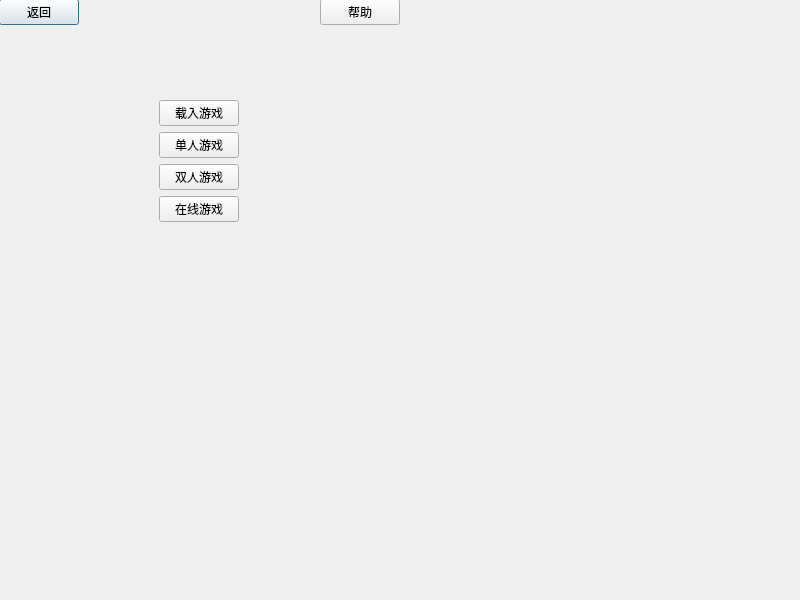
The window that startdialog.ui (shendl1978/testQGraphicsView1) describes before a commit, drawn with Qt 5.
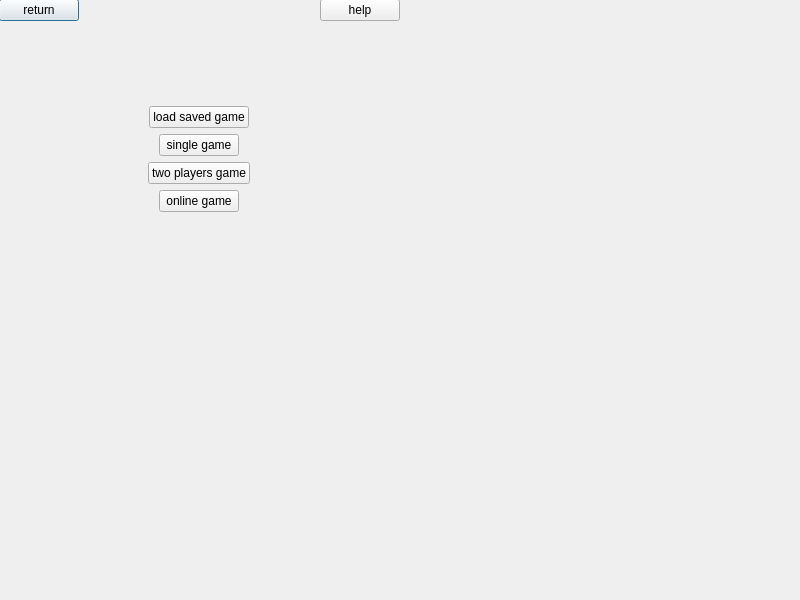
The same window after the commit.

Diff of the .ui file:
```diff
--- a/startdialog.ui
+++ b/startdialog.ui
@@ -28,7 +28,7 @@
       <item alignment="Qt::AlignLeft|Qt::AlignVCenter">
        <widget class="QPushButton" name="returnBtn">
         <property name="text">
-         <string>返回</string>
+         <string>return</string>
         </property>
        </widget>
       </item>
@@ -48,7 +48,7 @@
       <item alignment="Qt::AlignRight|Qt::AlignVCenter">
        <widget class="QPushButton" name="helpButton">
         <property name="text">
-         <string>帮助</string>
+         <string>help</string>
         </property>
        </widget>
       </item>
@@ -70,28 +70,28 @@
     <item alignment="Qt::AlignHCenter|Qt::AlignVCenter">
      <widget class="QPushButton" name="loadButton">
       <property name="text">
-       <string>载入游戏</string>
+       <string>load saved game</string>
       </property>
      </widget>
     </item>
     <item alignment="Qt::AlignHCenter">
      <widget class="QPushButton" name="singleGame">
       <property name="text">
-       <string>单人游戏</string>
+       <string>single game</string>
       </property>
      </widget>
     </item>
     <item alignment="Qt::AlignHCenter|Qt::AlignVCenter">
      <widget class="QPushButton" name="twoBtn">
       <property name="text">
-       <string>双人游戏</string>
+       <string>two players game</string>
       </property>
      </widget>
     </item>
     <item alignment="Qt::AlignHCenter|Qt::AlignVCenter">
      <widget class="QPushButton" name="onlineButton">
       <property name="text">
-       <string>在线游戏</string>
+       <string>online game</string>
       </property>
      </widget>
     </item>
```
Left out of the diff: 2 changed lines with no effect on the pictures.
